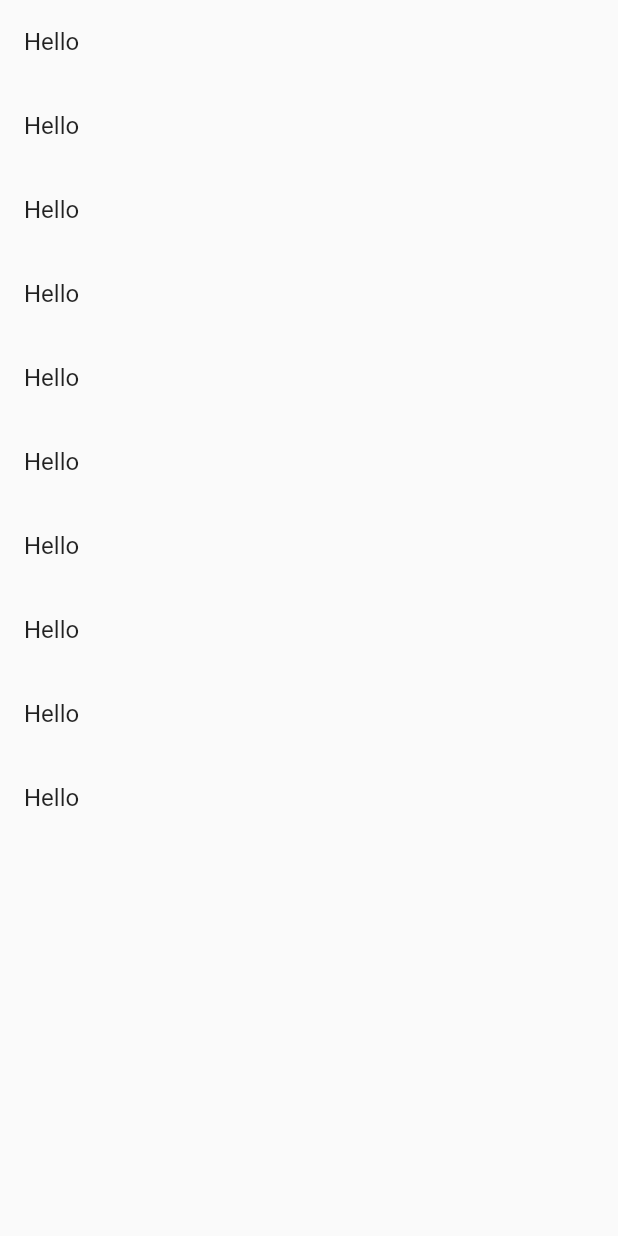
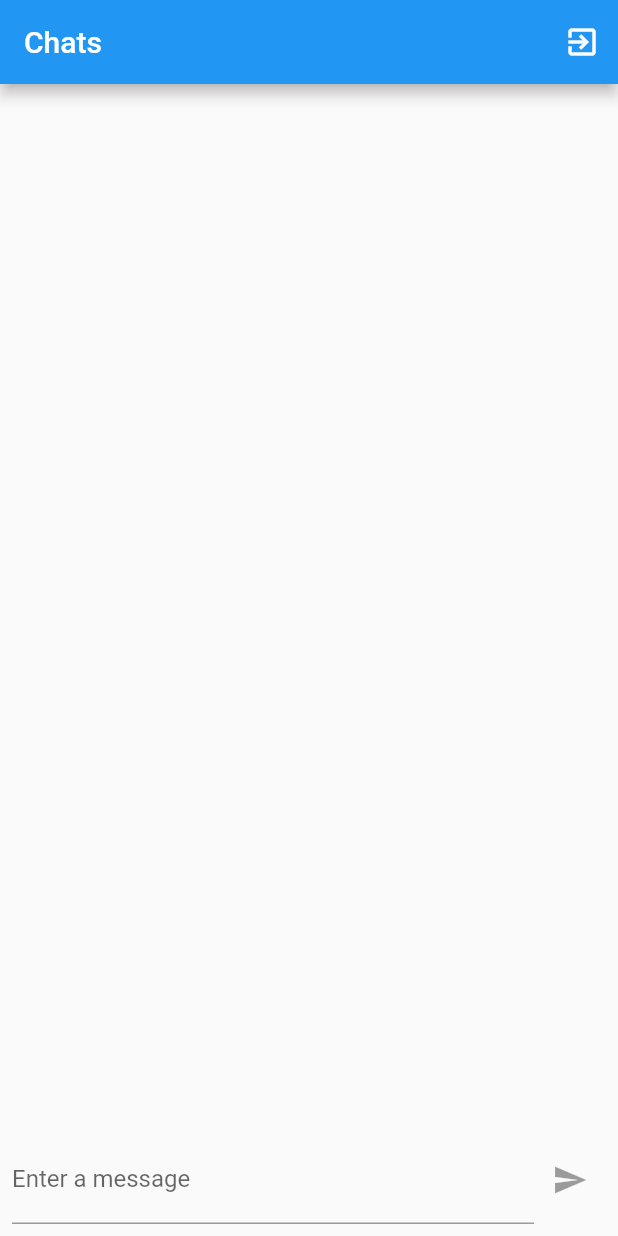
Before and after one commit to nikhilmufc7/Flutter_Forums, a Flutter app: the ChatScreen screen opened directly, on a phone screen of 412 x 824 dp. Run offline on Flutter 3.47's test engine with Material 2 defaults, Android fonts, the phone set to English and light mode, and no system bars; our stand-ins replace cloud_firestore, firebase_auth, flutter_screenutil, google_fonts, google_sign_in; accounts and stored records are empty.

Commit message:
implemented chat

```diff
--- a/lib/screens/chat_screen.dart
+++ b/lib/screens/chat_screen.dart
@@ -1,4 +1,7 @@
+import 'package:firebase_auth/firebase_auth.dart';
 import 'package:flutter/material.dart';
+import 'package:flutter_chat/widgets/message.dart';
+import 'package:flutter_chat/widgets/new_message.dart';
 
 class ChatScreen extends StatelessWidget {
   const ChatScreen({Key key}) : super(key: key);
@@ -6,11 +9,20 @@ class ChatScreen extends StatelessWidget {
   @override
   Widget build(BuildContext context) {
     return Scaffold(
-      body: ListView.builder(
-          itemCount: 10,
-          itemBuilder: (BuildContext context, int index) => ListTile(
-                title: Text('Hello'),
-              )),
-    );
+        appBar: AppBar(
+          title: Text('Chats'),
+          actions: [
+            IconButton(
+                icon: Icon(Icons.exit_to_app),
+                onPressed: () {
+                  FirebaseAuth.instance.signOut();
+                })
+          ],
+        ),
+        body: Container(
+          child: Column(
+            children: [Expanded(child: MessagesWidget()), NewMessage()],
+          ),
+        ));
   }
 }
--- /dev/null
+++ b/lib/widgets/message.dart
@@ -0,0 +1,43 @@
+import 'package:cloud_firestore/cloud_firestore.dart';
+import 'package:firebase_auth/firebase_auth.dart';
+import 'package:flutter/material.dart';
+import 'package:flutter_chat/widgets/message_bubble.dart';
+
+class MessagesWidget extends StatelessWidget {
+  const MessagesWidget({Key key}) : super(key: key);
+
+  @override
+  Widget build(BuildContext context) {
+    return FutureBuilder(
+        future: FirebaseAuth.instance.currentUser(),
+        builder: (ctx, futureSnapshot) {
+          if (futureSnapshot.connectionState == ConnectionState.waiting) {
+            return Center(
+              child: CircularProgressIndicator(),
+            );
+          }
+          return StreamBuilder(
+            stream: Firestore.instance
+                .collection('chats')
+                .orderBy('sentAt', descending: true)
+                .snapshots(),
+            builder: (BuildContext context, AsyncSnapshot snapshot) {
+              if (snapshot.connectionState == ConnectionState.waiting) {
+                return Center(child: CircularProgressIndicator());
+              }
+              final chatDocuments = snapshot.data.documents;
+
+              return ListView.builder(
+                  reverse: true,
+                  itemCount: snapshot.data.documents.length,
+                  itemBuilder: (ctx, index) => MessageBubble(
+                        message: chatDocuments[index]['text'],
+                        isMe: chatDocuments[index]['userId'] ==
+                            futureSnapshot.data.uid,
+                        key: ValueKey(chatDocuments[index].documentID),
+                      ));
+            },
+          );
+        });
+  }
+}
--- /dev/null
+++ b/lib/widgets/new_message.dart
@@ -0,0 +1,54 @@
+import 'package:cloud_firestore/cloud_firestore.dart';
+import 'package:firebase_auth/firebase_auth.dart';
+import 'package:flutter/material.dart';
+
+class NewMessage extends StatefulWidget {
+  NewMessage({Key key}) : super(key: key);
+
+  @override
+  _NewMessageState createState() => _NewMessageState();
+}
+
+class _NewMessageState extends State<NewMessage> {
+  var _newMessage = '';
+
+  final _controller = TextEditingController();
+
+  void _send() async {
+    FocusScope.of(context).unfocus();
+    _controller.clear();
+    final user = await FirebaseAuth.instance.currentUser();
+    Firestore.instance.collection('chats').add({
+      'text': _newMessage,
+      'sentAt': Timestamp.now(),
+      'userId': user.uid,
+    });
+  }
+
+  @override
+  Widget build(BuildContext context) {
+    return Container(
+      margin: EdgeInsets.only(top: 8),
+      padding: EdgeInsets.all(8),
+      child: Row(
+        children: [
+          Expanded(
+              child: TextField(
+            controller: _controller,
+            decoration: InputDecoration(
+              labelText: 'Enter a message',
+            ),
+            onChanged: (value) {
+              setState(() {
+                _newMessage = value;
+              });
+            },
+          )),
+          IconButton(
+              icon: Icon(Icons.send),
+              onPressed: _newMessage.trim().isEmpty ? null : _send)
+        ],
+      ),
+    );
+  }
+}
```
Also changed, not shown: lib/main.dart (+10 -1 lines), lib/widgets/message_bubble.dart (added, +33 -0 lines).
